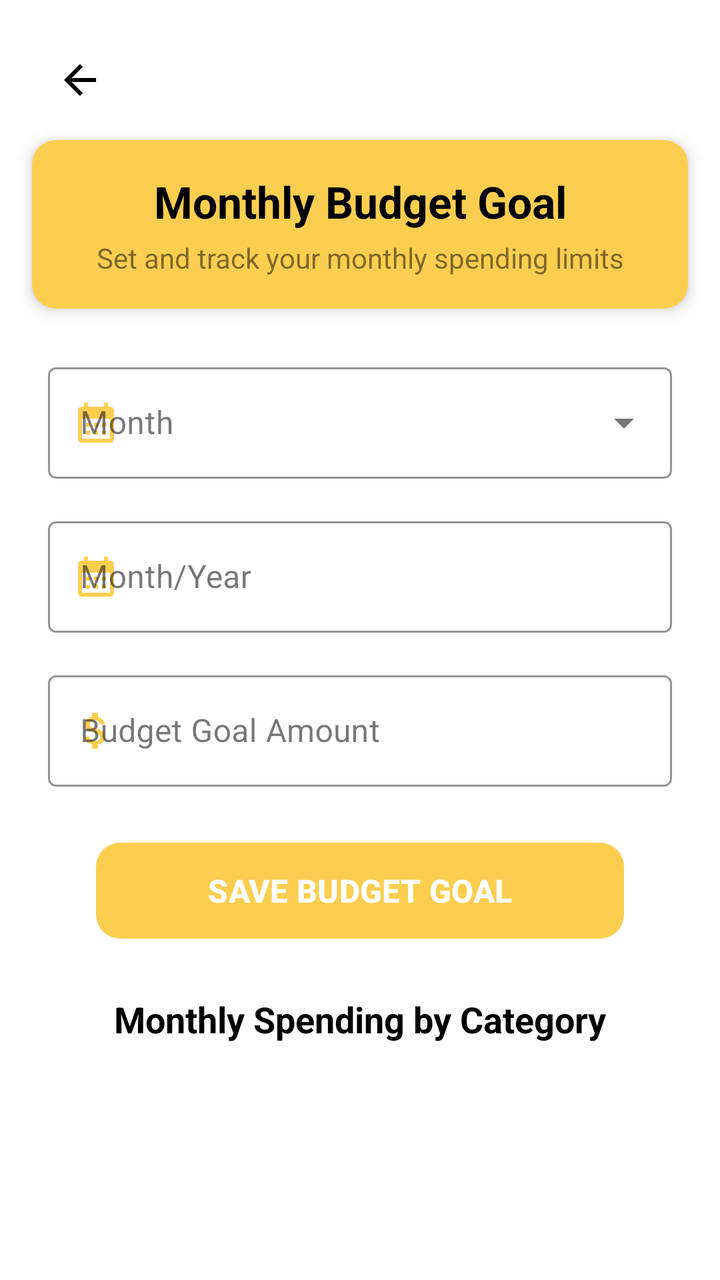
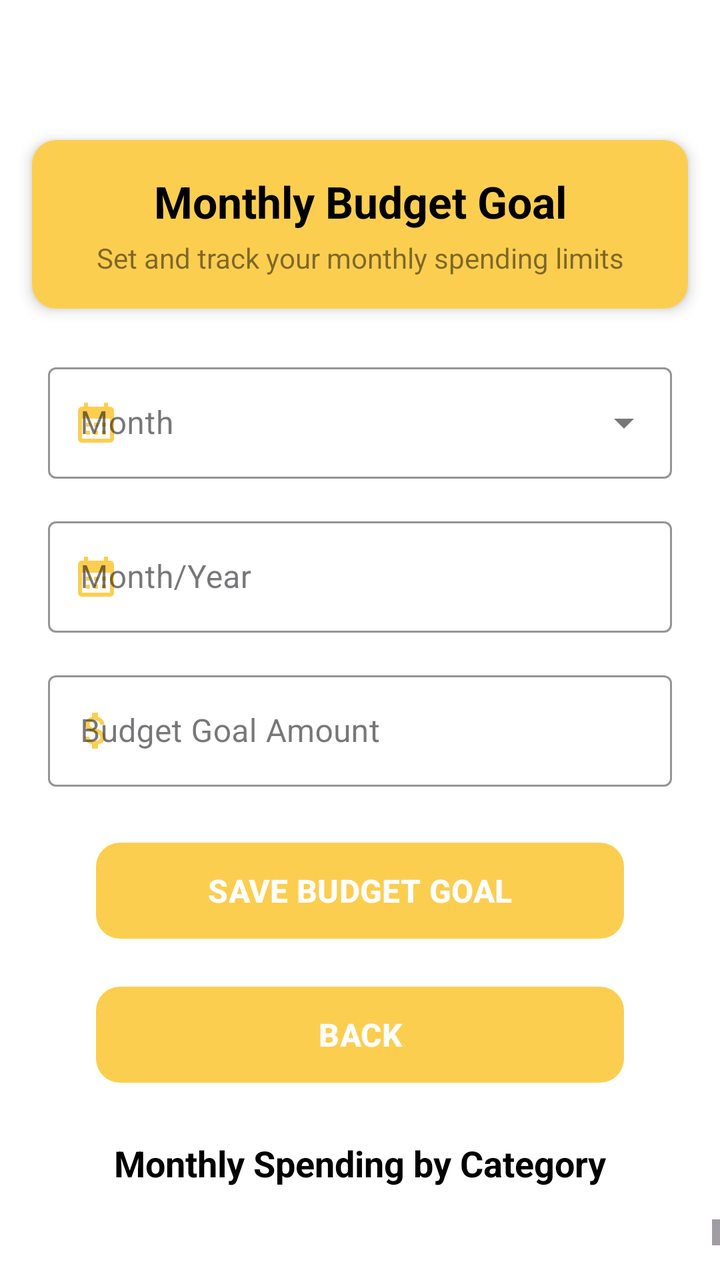

Screens rendered from an Android XML layout before and after an edit, with the pre-edit source and the edit as a unified diff.
<!-- AndroidManifest.xml: application theme Theme.BudgetFit -->
<!-- res/layout/activity_screen09.xml -->
<?xml version="1.0" encoding="utf-8"?>
<androidx.constraintlayout.widget.ConstraintLayout xmlns:android="http://schemas.android.com/apk/res/android"
    xmlns:app="http://schemas.android.com/apk/res-auto"
    xmlns:tools="http://schemas.android.com/tools"
    android:layout_width="match_parent"
    android:layout_height="match_parent"
    android:background="@color/white"
    tools:context=".Screen09">

    <ImageButton
        android:id="@+id/backButton"
        android:layout_width="48dp"
        android:layout_height="48dp"
        android:layout_marginStart="16dp"
        android:layout_marginTop="16dp"
        android:background="?attr/selectableItemBackgroundBorderless"
        android:contentDescription="Navigate back"
        android:src="@drawable/baseline_arrow_back_24"
        app:layout_constraintStart_toStartOf="parent"
        app:layout_constraintTop_toTopOf="parent" />

    
    <androidx.cardview.widget.CardView
        android:id="@+id/headerCard"
        android:layout_width="match_parent"
        android:layout_height="wrap_content"
        android:layout_marginStart="16dp"
        android:layout_marginTop="70dp"
        android:layout_marginEnd="16dp"
        app:cardBackgroundColor="@color/Lightyello"
        app:cardCornerRadius="12dp"
        app:cardElevation="4dp"
        app:layout_constraintEnd_toEndOf="parent"
        app:layout_constraintStart_toStartOf="parent"
        app:layout_constraintTop_toTopOf="parent">

        <androidx.constraintlayout.widget.ConstraintLayout
            android:layout_width="match_parent"
            android:layout_height="wrap_content"
            android:padding="16dp">

            <TextView
                android:id="@+id/titleText"
                android:layout_width="wrap_content"
                android:layout_height="wrap_content"
                android:text="Monthly Budget Goal"
                android:textColor="@color/black"
                android:textSize="22sp"
                android:textStyle="bold"
                app:layout_constraintEnd_toEndOf="parent"
                app:layout_constraintStart_toStartOf="parent"
                app:layout_constraintTop_toTopOf="parent" />

            <TextView
                android:id="@+id/descriptionText"
                android:layout_width="wrap_content"
                android:layout_height="wrap_content"
                android:layout_marginTop="4dp"
                android:text="Set and track your monthly spending limits"
                android:textColor="#80000000"
                android:textSize="14sp"
                app:layout_constraintEnd_toEndOf="parent"
                app:layout_constraintStart_toStartOf="parent"
                app:layout_constraintTop_toBottomOf="@+id/titleText" />
        </androidx.constraintlayout.widget.ConstraintLayout>
    </androidx.cardview.widget.CardView>

    
    <com.google.android.material.textfield.TextInputLayout
        android:id="@+id/monthLayout"
        style="@style/Widget.MaterialComponents.TextInputLayout.OutlinedBox.ExposedDropdownMenu"
        android:layout_width="0dp"
        android:layout_height="wrap_content"
        android:layout_marginStart="24dp"
        android:layout_marginTop="24dp"
        android:layout_marginEnd="24dp"
        android:hint="Month"
        app:boxStrokeColor="@color/Lightyello"
        app:hintTextColor="@color/Lightyello"
        app:startIconDrawable="@drawable/ic_calendar"
        app:startIconTint="@color/Lightyello"
        app:layout_constraintEnd_toEndOf="parent"
        app:layout_constraintStart_toStartOf="parent"
        app:layout_constraintTop_toBottomOf="@+id/headerCard">

        <AutoCompleteTextView
            android:id="@+id/monthDropdown"
            android:layout_width="match_parent"
            android:layout_height="wrap_content"
            android:inputType="none" />
    </com.google.android.material.textfield.TextInputLayout>

    
    <com.google.android.material.textfield.TextInputLayout
        android:id="@+id/monthYearLayout"
        style="@style/Widget.MaterialComponents.TextInputLayout.OutlinedBox"
        android:layout_width="0dp"
        android:layout_height="wrap_content"
        android:layout_marginStart="24dp"
        android:layout_marginTop="16dp"
        android:layout_marginEnd="24dp"
        android:hint="Month/Year"
        app:boxStrokeColor="@color/Lightyello"
        app:hintTextColor="@color/Lightyello"
        app:startIconDrawable="@drawable/ic_calendar"
        app:startIconTint="@color/Lightyello"
        app:layout_constraintEnd_toEndOf="parent"
        app:layout_constraintStart_toStartOf="parent"
        app:layout_constraintTop_toBottomOf="@+id/monthLayout">

        <com.google.android.material.textfield.TextInputEditText
            android:id="@+id/monthYearInput"
            android:layout_width="match_parent"
            android:layout_height="wrap_content"
            android:focusable="false"
            android:inputType="none" />
    </com.google.android.material.textfield.TextInputLayout>

    
    <com.google.android.material.textfield.TextInputLayout
        android:id="@+id/budgetGoalLayout"
        style="@style/Widget.MaterialComponents.TextInputLayout.OutlinedBox"
        android:layout_width="0dp"
        android:layout_height="wrap_content"
        android:layout_marginStart="24dp"
        android:layout_marginTop="16dp"
        android:layout_marginEnd="24dp"
        android:hint="Budget Goal Amount"
        app:boxStrokeColor="@color/Lightyello"
        app:hintTextColor="@color/Lightyello"
        app:prefixText="$"
        app:startIconDrawable="@drawable/ic_money"
        app:startIconTint="@color/Lightyello"
        app:layout_constraintEnd_toEndOf="parent"
        app:layout_constraintStart_toStartOf="parent"
        app:layout_constraintTop_toBottomOf="@+id/monthYearLayout">

        <com.google.android.material.textfield.TextInputEditText
            android:id="@+id/budgetGoalInput"
            android:layout_width="match_parent"
            android:layout_height="wrap_content"
            android:inputType="numberDecimal" />
    </com.google.android.material.textfield.TextInputLayout>

    
    <com.google.android.material.button.MaterialButton
        android:id="@+id/saveGoalButton"
        android:layout_width="0dp"
        android:layout_height="56dp"
        android:layout_marginStart="48dp"
        android:layout_marginTop="24dp"
        android:layout_marginEnd="48dp"
        android:text="SAVE BUDGET GOAL"
        android:textSize="16sp"
        android:textStyle="bold"
        app:backgroundTint="@color/Lightyello"
        app:cornerRadius="12dp"
        app:layout_constraintEnd_toEndOf="parent"
        app:layout_constraintStart_toStartOf="parent"
        app:layout_constraintTop_toBottomOf="@+id/budgetGoalLayout" />

    
    <TextView
        android:id="@+id/chartTitle"
        android:layout_width="wrap_content"
        android:layout_height="wrap_content"
        android:layout_marginTop="24dp"
        android:text="Monthly Spending by Category"
        android:textColor="@color/black"
        android:textSize="18sp"
        android:textStyle="bold"
        app:layout_constraintEnd_toEndOf="parent"
        app:layout_constraintStart_toStartOf="parent"
        app:layout_constraintTop_toBottomOf="@+id/saveGoalButton" />

    
    <ScrollView
        android:layout_width="0dp"
        android:layout_height="0dp"
        android:layout_marginTop="16dp"
        android:layout_marginBottom="16dp"
        android:fillViewport="true"
        app:layout_constraintBottom_toBottomOf="parent"
        app:layout_constraintEnd_toEndOf="parent"
        app:layout_constraintStart_toStartOf="parent"
        app:layout_constraintTop_toBottomOf="@+id/chartTitle">

        <LinearLayout
            android:id="@+id/chartContainer"
            android:layout_width="match_parent"
            android:layout_height="wrap_content"
            android:orientation="vertical"
            android:paddingHorizontal="16dp"
            android:paddingBottom="16dp">

            
            <TextView
                android:id="@+id/emptyStateText"
                android:layout_width="match_parent"
                android:layout_height="wrap_content"
                android:layout_marginTop="16dp"
                android:gravity="center"
                android:text="No data available for selected month"
                android:textColor="@color/black"
                android:textSize="16sp"
                android:visibility="gone"/>

            
        </LinearLayout>
    </ScrollView>
</androidx.constraintlayout.widget.ConstraintLayout>
<!-- resources referenced by this layout -->
<resources>
  <color name="Lightyello">#fcce50</color>
  <color name="black">#FF000000</color>
  <color name="white">#FFFFFFFF</color>
  <!-- drawable baseline_arrow_back_24 (drawable) -->
  <vector xmlns:android="http://schemas.android.com/apk/res/android" android:autoMirrored="true" android:height="24dp" android:tint="#000000" android:viewportHeight="24" android:viewportWidth="24" android:width="24dp">
        
      <path android:fillColor="@android:color/white" android:pathData="M20,11H7.83l5.59,-5.59L12,4l-8,8 8,8 1.41,-1.41L7.83,13H20v-2z"/>
      
  </vector>
  <!-- drawable ic_calendar (drawable) -->
  <vector xmlns:android="http://schemas.android.com/apk/res/android" android:height="24dp" android:tint="#000000" android:viewportHeight="24" android:viewportWidth="24" android:width="24dp">
        
      <path android:fillColor="@android:color/white" android:pathData="M19,4h-1V2h-2v2H8V2H6v2H5C3.89,4 3.01,4.9 3.01,6L3,20c0,1.1 0.89,2 2,2h14c1.1,0 2,-0.9 2,-2V6C21,4.9 20.1,4 19,4zM19,20H5V10h14V20zM9,14H7v-2h2V14zM13,14h-2v-2h2V14zM17,14h-2v-2h2V14zM9,18H7v-2h2V18zM13,18h-2v-2h2V18zM17,18h-2v-2h2V18z"/>
      
  </vector>
  <!-- drawable ic_money (drawable) -->
  <vector xmlns:android="http://schemas.android.com/apk/res/android" android:height="24dp" android:tint="#000000" android:viewportHeight="24" android:viewportWidth="24" android:width="24dp">
        
      <path android:fillColor="@android:color/white" android:pathData="M11.8,10.9c-2.27,-0.59 -3,-1.2 -3,-2.15 0,-1.09 1.01,-1.85 2.7,-1.85 1.78,0 2.44,0.85 2.5,2.1h2.21c-0.07,-1.72 -1.12,-3.3 -3.21,-3.81V3h-3v2.16c-1.94,0.42 -3.5,1.68 -3.5,3.61 0,2.31 1.91,3.46 4.7,4.13 2.5,0.6 3,1.48 3,2.41 0,0.69 -0.49,1.79 -2.7,1.79 -2.06,0 -2.87,-0.92 -2.98,-2.1h-2.2c0.12,2.19 1.76,3.42 3.68,3.83V21h3v-2.15c1.95,-0.37 3.5,-1.5 3.5,-3.55 0,-2.84 -2.43,-3.81 -4.7,-4.4z"/>
      
  </vector>
  <style name="Theme.BudgetFit" parent="Base.Theme.BudgetFit" />
  <style name="Base.Theme.BudgetFit" parent="Theme.Material3.DayNight.NoActionBar">
          
          
      </style>
</resources>

<!-- the commit's change to res/layout/activity_screen09.xml (unified diff, before → after) -->
@@ -6,18 +6,6 @@
     android:layout_height="match_parent"
     android:background="@color/white"
     tools:context=".Screen09">
-
-    <ImageButton
-        android:id="@+id/backButton"
-        android:layout_width="48dp"
-        android:layout_height="48dp"
-        android:layout_marginStart="16dp"
-        android:layout_marginTop="16dp"
-        android:background="?attr/selectableItemBackgroundBorderless"
-        android:contentDescription="Navigate back"
-        android:src="@drawable/baseline_arrow_back_24"
-        app:layout_constraintStart_toStartOf="parent"
-        app:layout_constraintTop_toTopOf="parent" />
 
     
     <androidx.cardview.widget.CardView
@@ -160,6 +148,23 @@
         app:layout_constraintTop_toBottomOf="@+id/budgetGoalLayout" />
 
     
+    <com.google.android.material.button.MaterialButton
+        android:id="@+id/styledBackButton"
+        android:layout_width="0dp"
+        android:layout_height="56dp"
+        android:layout_marginStart="48dp"
+        android:layout_marginTop="16dp"
+        android:layout_marginEnd="48dp"
+        android:text="BACK"
+        android:textSize="16sp"
+        android:textStyle="bold"
+        app:backgroundTint="@color/Lightyello"
+        app:cornerRadius="12dp"
+        app:layout_constraintEnd_toEndOf="parent"
+        app:layout_constraintStart_toStartOf="parent"
+        app:layout_constraintTop_toBottomOf="@+id/saveGoalButton" />
+
+    
     <TextView
         android:id="@+id/chartTitle"
         android:layout_width="wrap_content"
@@ -171,7 +176,7 @@
         android:textStyle="bold"
         app:layout_constraintEnd_toEndOf="parent"
         app:layout_constraintStart_toStartOf="parent"
-        app:layout_constraintTop_toBottomOf="@+id/saveGoalButton" />
+        app:layout_constraintTop_toBottomOf="@+id/styledBackButton" />
 
     
     <ScrollView
@@ -207,5 +212,6 @@
 
             
         </LinearLayout>
+
     </ScrollView>
 </androidx.constraintlayout.widget.ConstraintLayout>
<!-- resource entries referenced after the edit -->
@@ -3,12 +3,6 @@
   <color name="Lightyello">#fcce50</color>
   <color name="black">#FF000000</color>
   <color name="white">#FFFFFFFF</color>
-  <!-- drawable baseline_arrow_back_24 (drawable) -->
-  <vector xmlns:android="http://schemas.android.com/apk/res/android" android:autoMirrored="true" android:height="24dp" android:tint="#000000" android:viewportHeight="24" android:viewportWidth="24" android:width="24dp">
-        
-      <path android:fillColor="@android:color/white" android:pathData="M20,11H7.83l5.59,-5.59L12,4l-8,8 8,8 1.41,-1.41L7.83,13H20v-2z"/>
-      
-  </vector>
   <!-- drawable ic_calendar (drawable) -->
   <vector xmlns:android="http://schemas.android.com/apk/res/android" android:height="24dp" android:tint="#000000" android:viewportHeight="24" android:viewportWidth="24" android:width="24dp">
         
